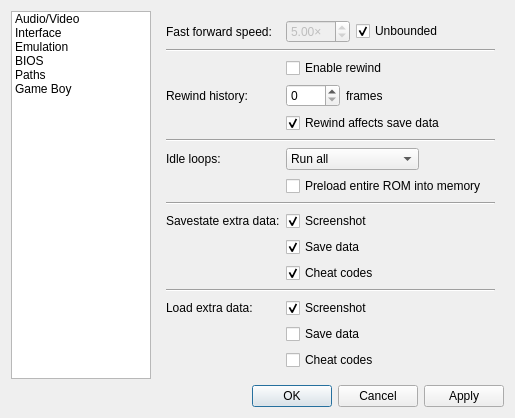
Before: the Qt Designer form Libretro/mgba/src/platform/qt/SettingsView.ui in kiddreads/Avalon-copy2, drawn with Qt 5.
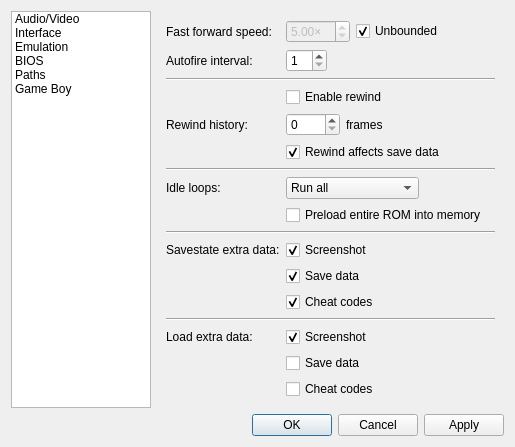
After: the same form once the commit is applied. The open tabs and pages were chosen to show the change.

Commit message: Qt: Customizable autofire speed (closes #789)

Diff of the .ui file:
```diff
--- a/Libretro/mgba/src/platform/qt/SettingsView.ui
+++ b/Libretro/mgba/src/platform/qt/SettingsView.ui
@@ -7,7 +7,7 @@
     <x>0</x>
     <y>0</y>
     <width>650</width>
-    <height>454</height>
+    <height>488</height>
    </rect>
   </property>
   <property name="sizePolicy">
@@ -545,28 +545,28 @@
          </item>
         </layout>
        </item>
-       <item row="1" column="0" colspan="2">
+       <item row="2" column="0" colspan="2">
         <widget class="Line" name="line">
          <property name="orientation">
           <enum>Qt::Horizontal</enum>
          </property>
         </widget>
        </item>
-       <item row="2" column="1">
+       <item row="3" column="1">
         <widget class="QCheckBox" name="rewind">
          <property name="text">
           <string>Enable rewind</string>
          </property>
         </widget>
        </item>
-       <item row="3" column="0">
+       <item row="4" column="0">
         <widget class="QLabel" name="label_8">
          <property name="text">
           <string>Rewind history:</string>
          </property>
         </widget>
        </item>
-       <item row="3" column="1">
+       <item row="4" column="1">
         <layout class="QHBoxLayout" name="horizontalLayout_13">
          <item>
           <widget class="QSpinBox" name="rewindCapacity">
@@ -584,21 +584,21 @@
          </item>
         </layout>
        </item>
-       <item row="5" column="0" colspan="2">
+       <item row="6" column="0" colspan="2">
         <widget class="Line" name="line_3">
          <property name="orientation">
           <enum>Qt::Horizontal</enum>
          </property>
         </widget>
        </item>
-       <item row="6" column="0">
+       <item row="7" column="0">
         <widget class="QLabel" name="label_15">
          <property name="text">
           <string>Idle loops:</string>
          </property>
         </widget>
        </item>
-       <item row="6" column="1">
+       <item row="7" column="1">
         <widget class="QComboBox" name="idleOptimization">
          <item>
           <property name="text">
@@ -617,21 +617,21 @@
          </item>
         </widget>
        </item>
-       <item row="8" column="0" colspan="2">
+       <item row="9" column="0" colspan="2">
         <widget class="Line" name="line_2">
          <property name="orientation">
           <enum>Qt::Horizontal</enum>
          </property>
         </widget>
        </item>
-       <item row="9" column="0">
+       <item row="10" column="0">
         <widget class="QLabel" name="label_24">
          <property name="text">
           <string>Savestate extra data:</string>
          </property>
         </widget>
        </item>
-       <item row="9" column="1">
+       <item row="10" column="1">
         <widget class="QCheckBox" name="saveStateScreenshot">
          <property name="text">
           <string>Screenshot</string>
@@ -641,7 +641,7 @@
          </property>
         </widget>
        </item>
-       <item row="10" column="1">
+       <item row="11" column="1">
         <widget class="QCheckBox" name="saveStateSave">
          <property name="text">
           <string>Save data</string>
@@ -651,7 +651,7 @@
          </property>
         </widget>
        </item>
-       <item row="11" column="1">
+       <item row="12" column="1">
         <widget class="QCheckBox" name="saveStateCheats">
          <property name="text">
           <string>Cheat codes</string>
@@ -661,45 +661,45 @@
          </property>
         </widget>
        </item>
-       <item row="13" column="0">
+       <item row="14" column="0">
         <widget class="QLabel" name="label_25">
          <property name="text">
           <string>Load extra data:</string>
          </property>
         </widget>
        </item>
-       <item row="13" column="1">
-        <widget class="QCheckBox" name="loadStateScreenshot">
-         <property name="text">
-          <string>Screenshot</string>
-         </property>
-         <property name="checked">
-          <bool>true</bool>
-         </property>
-        </widget>
-       </item>
        <item row="14" column="1">
-        <widget class="QCheckBox" name="loadStateSave">
+        <widget class="QCheckBox" name="loadStateScreenshot">
          <property name="text">
-          <string>Save data</string>
+          <string>Screenshot</string>
+         </property>
+         <property name="checked">
+          <bool>true</bool>
          </property>
         </widget>
        </item>
        <item row="15" column="1">
+        <widget class="QCheckBox" name="loadStateSave">
+         <property name="text">
+          <string>Save data</string>
+         </property>
+        </widget>
+       </item>
+       <item row="16" column="1">
         <widget class="QCheckBox" name="loadStateCheats">
          <property name="text">
           <string>Cheat codes</string>
          </property>
         </widget>
        </item>
-       <item row="12" column="0" colspan="2">
+       <item row="13" column="0" colspan="2">
         <widget class="Line" name="line_9">
          <property name="orientation">
           <enum>Qt::Horizontal</enum>
          </property>
         </widget>
        </item>
-       <item row="4" column="1">
+       <item row="5" column="1">
         <widget class="QCheckBox" name="rewindSave">
          <property name="text">
           <string>Rewind affects save data</string>
@@ -709,13 +709,30 @@
          </property>
         </widget>
        </item>
-       <item row="7" column="1">
+       <item row="8" column="1">
         <widget class="QCheckBox" name="preload">
          <property name="text">
           <string>Preload entire ROM into memory</string>
          </property>
         </widget>
        </item>
+       <item row="1" column="0">
+        <widget class="QLabel" name="label_31">
+         <property name="text">
+          <string>Autofire interval:</string>
+         </property>
+        </widget>
+       </item>
+       <item row="1" column="1">
+        <widget class="QSpinBox" name="autofireThreshold">
+         <property name="minimum">
+          <number>1</number>
+         </property>
+         <property name="maximum">
+          <number>60</number>
+         </property>
+        </widget>
+       </item>
       </layout>
      </widget>
      <widget class="QWidget" name="bios">
```
The commit also changes 2 other files.
